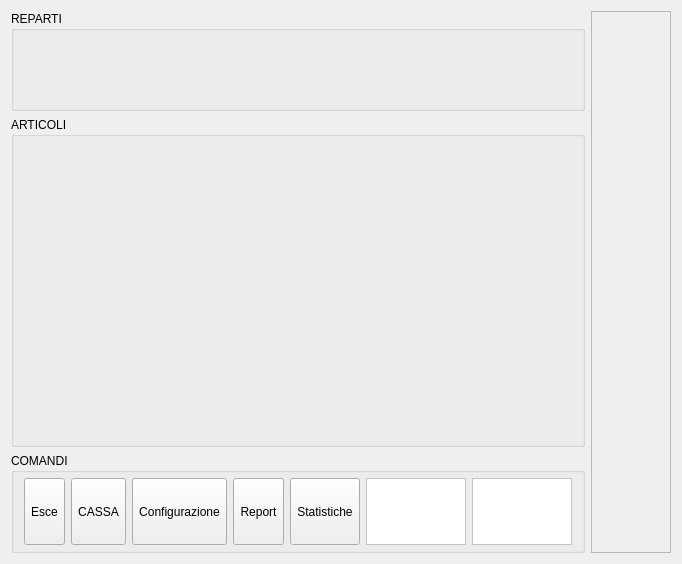
Old version of the form src/mainwindow.ui in the repository mtonin/gestcassa.
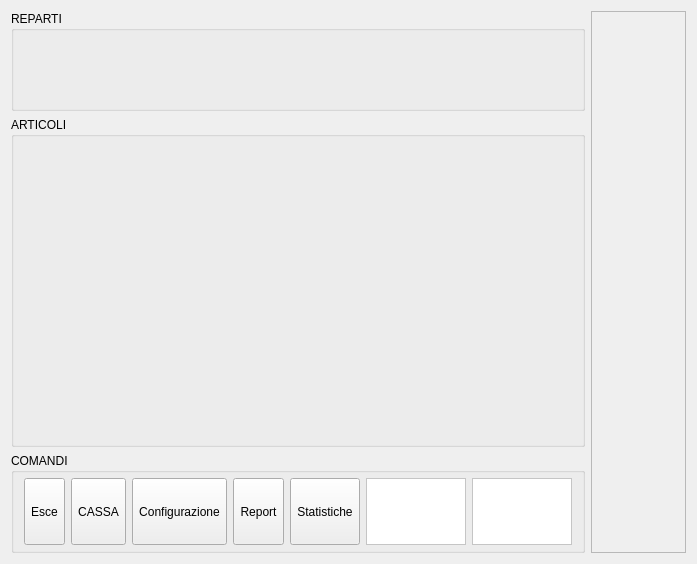
New version of the form. Icons and pictures are not drawn.

```diff
--- a/src/mainwindow.ui
+++ b/src/mainwindow.ui
@@ -9,7 +9,7 @@
    <rect>
     <x>0</x>
     <y>0</y>
-    <width>664</width>
+    <width>697</width>
     <height>564</height>
    </rect>
   </property>
```
